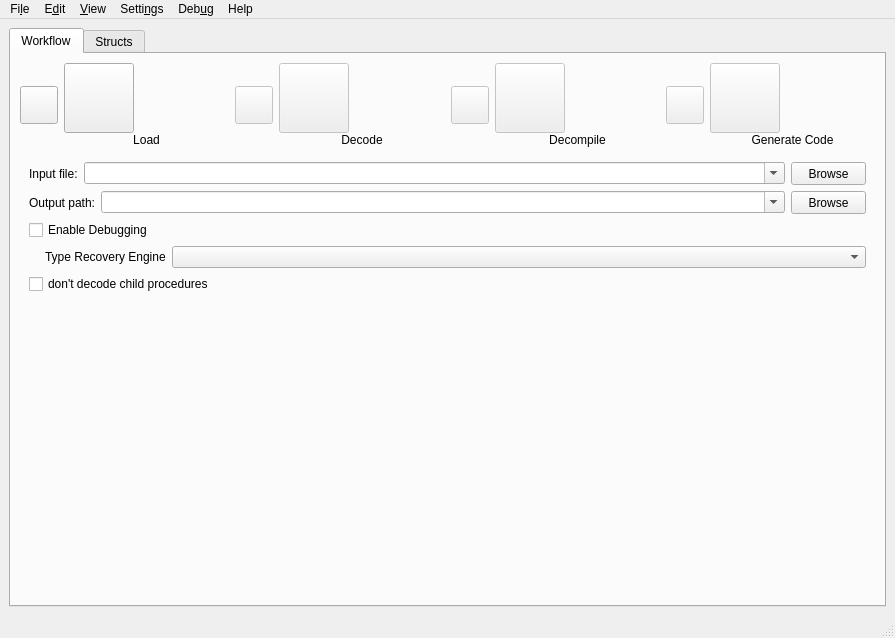
First picture: the form in src/boomerang-gui/MainWindow.ui, repository BoomerangDecompiler/boomerang, before the edit.
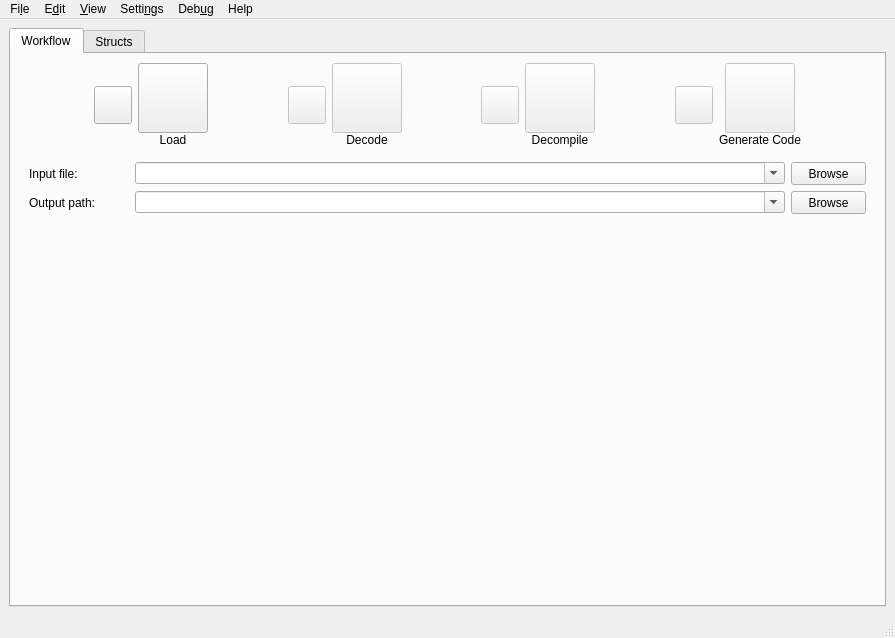
Second picture: the form after the edit. The open tabs and pages were chosen to show the change. Icons and pictures are not drawn.

Commit message: Name widgets in Main Window more consistently.

Diff of the .ui file:
```diff
--- a/src/boomerang-gui/MainWindow.ui
+++ b/src/boomerang-gui/MainWindow.ui
@@ -62,7 +62,7 @@
          <number>9</number>
         </property>
         <item>
-         <layout class="QVBoxLayout">
+         <layout class="QHBoxLayout" name="hLayout_workflow">
           <property name="spacing">
            <number>6</number>
           </property>
@@ -79,24 +79,20 @@
            <number>0</number>
           </property>
           <item>
-           <layout class="QHBoxLayout">
-            <property name="spacing">
-             <number>6</number>
+           <spacer name="horizontalSpacer">
+            <property name="orientation">
+             <enum>Qt::Horizontal</enum>
             </property>
-            <property name="leftMargin">
-             <number>0</number>
+            <property name="sizeHint" stdset="0">
+             <size>
+              <width>40</width>
+              <height>20</height>
+             </size>
             </property>
-            <property name="topMargin">
-             <number>0</number>
-            </property>
-            <property name="rightMargin">
-             <number>0</number>
-            </property>
-            <property name="bottomMargin">
-             <number>0</number>
-            </property>
+           </spacer>
+          </item>
             <item>
-             <widget class="QPushButton" name="toLoadButton">
+           <widget class="QPushButton" name="btnToLoad">
               <property name="sizePolicy">
                <sizepolicy hsizetype="Fixed" vsizetype="Fixed">
                 <horstretch>0</horstretch>
@@ -134,7 +130,7 @@
              </widget>
             </item>
             <item>
-             <layout class="QVBoxLayout">
+           <layout class="QVBoxLayout" name="vLayout_loadButton">
               <property name="spacing">
                <number>0</number>
               </property>
@@ -150,6 +146,8 @@
               <property name="bottomMargin">
                <number>0</number>
               </property>
+            <item>
+             <layout class="QHBoxLayout" name="hLayout_loadButton">
               <item>
                <widget class="QPushButton" name="loadButton">
                 <property name="enabled">
@@ -188,8 +186,10 @@
                 </property>
                </widget>
               </item>
+             </layout>
+            </item>
               <item>
-               <widget class="QLabel" name="label">
+             <widget class="QLabel" name="lbLoad">
                 <property name="text">
                  <string>Load</string>
                 </property>
@@ -201,7 +201,20 @@
              </layout>
             </item>
             <item>
-             <widget class="QPushButton" name="toDecodeButton">
+           <spacer name="horizontalSpacer_2">
+            <property name="orientation">
+             <enum>Qt::Horizontal</enum>
+            </property>
+            <property name="sizeHint" stdset="0">
+             <size>
+              <width>40</width>
+              <height>20</height>
+             </size>
+            </property>
+           </spacer>
+          </item>
+          <item>
+           <widget class="QPushButton" name="btnToDecode">
               <property name="enabled">
                <bool>false</bool>
               </property>
@@ -242,7 +255,7 @@
              </widget>
             </item>
             <item>
-             <layout class="QVBoxLayout">
+           <layout class="QVBoxLayout" name="vLayout_decodeButton">
               <property name="spacing">
                <number>0</number>
               </property>
@@ -258,6 +271,8 @@
               <property name="bottomMargin">
                <number>0</number>
               </property>
+            <item>
+             <layout class="QHBoxLayout" name="hLayout_decodeButton">
               <item>
                <widget class="QPushButton" name="decodeButton">
                 <property name="enabled">
@@ -296,8 +311,10 @@
                 </property>
                </widget>
               </item>
+             </layout>
+            </item>
               <item>
-               <widget class="QLabel" name="label_2">
+             <widget class="QLabel" name="lbDecode">
                 <property name="text">
                  <string>Decode</string>
                 </property>
@@ -309,7 +326,20 @@
              </layout>
             </item>
             <item>
-             <widget class="QPushButton" name="toDecompileButton">
+           <spacer name="horizontalSpacer_3">
+            <property name="orientation">
+             <enum>Qt::Horizontal</enum>
+            </property>
+            <property name="sizeHint" stdset="0">
+             <size>
+              <width>40</width>
+              <height>20</height>
+             </size>
+            </property>
+           </spacer>
+          </item>
+          <item>
+           <widget class="QPushButton" name="btnToDecompile">
               <property name="enabled">
                <bool>false</bool>
               </property>
@@ -344,7 +374,7 @@
              </widget>
             </item>
             <item>
-             <layout class="QVBoxLayout">
+           <layout class="QVBoxLayout" name="vLayout_decompileButton">
               <property name="spacing">
                <number>0</number>
               </property>
@@ -360,6 +390,8 @@
               <property name="bottomMargin">
                <number>0</number>
               </property>
+            <item>
+             <layout class="QHBoxLayout" name="hLayout_decompileButton">
               <item>
                <widget class="QPushButton" name="decompileButton">
                 <property name="enabled">
@@ -398,8 +430,10 @@
                 </property>
                </widget>
               </item>
+             </layout>
+            </item>
               <item>
-               <widget class="QLabel" name="label_3">
+             <widget class="QLabel" name="lbDecompile">
                 <property name="text">
                  <string>Decompile</string>
                 </property>
@@ -411,7 +445,20 @@
              </layout>
             </item>
             <item>
-             <widget class="QPushButton" name="toGenerateCodeButton">
+           <spacer name="horizontalSpacer_4">
+            <property name="orientation">
+             <enum>Qt::Horizontal</enum>
+            </property>
+            <property name="sizeHint" stdset="0">
+             <size>
+              <width>40</width>
+              <height>20</height>
+             </size>
+            </property>
+           </spacer>
+          </item>
+          <item>
+           <widget class="QPushButton" name="btnToGenerateCode">
               <property name="enabled">
                <bool>false</bool>
               </property>
@@ -452,7 +499,7 @@
              </widget>
             </item>
             <item>
-             <layout class="QVBoxLayout">
+           <layout class="QVBoxLayout" name="vLayout_generateCode">
               <property name="spacing">
                <number>0</number>
               </property>
@@ -468,6 +515,8 @@
               <property name="bottomMargin">
                <number>0</number>
               </property>
+            <item>
+             <layout class="QHBoxLayout" name="hLayout_generateCode">
               <item>
                <widget class="QPushButton" name="generateCodeButton">
                 <property name="enabled">
@@ -506,8 +555,10 @@
                 </property>
                </widget>
               </item>
+             </layout>
+            </item>
               <item>
-               <widget class="QLabel" name="label_4">
+             <widget class="QLabel" name="lbGenerateCode">
                 <property name="text">
                  <string>Generate Code</string>
                 </property>
@@ -521,7 +572,18 @@
               </item>
              </layout>
             </item>
-           </layout>
+          <item>
+           <spacer name="horizontalSpacer_5">
+            <property name="orientation">
+             <enum>Qt::Horizontal</enum>
+            </property>
+            <property name="sizeHint" stdset="0">
+             <size>
+              <width>40</width>
+              <height>20</height>
+             </size>
+            </property>
+           </spacer>
           </item>
          </layout>
         </item>
@@ -533,7 +595,7 @@
           <widget class="QWidget" name="start">
            <layout class="QVBoxLayout" name="verticalLayout">
             <item>
-             <layout class="QHBoxLayout">
+             <layout class="QHBoxLayout" name="hLayout_inputFile">
               <property name="spacing">
                <number>6</number>
               </property>
@@ -550,7 +612,19 @@
                <number>0</number>
               </property>
               <item>
-               <widget class="QLabel" name="label_5">
+               <widget class="QLabel" name="lbInputFile">
+                <property name="sizePolicy">
+                 <sizepolicy hsizetype="Minimum" vsizetype="Preferred">
+                  <horstretch>0</horstretch>
+                  <verstretch>0</verstretch>
+                 </sizepolicy>
+                </property>
+                <property name="minimumSize">
+                 <size>
+                  <width>100</width>
+                  <height>0</height>
+                 </size>
+                </property>
                 <property name="text">
                  <string>Input file:</string>
                 </property>
@@ -591,7 +665,7 @@
              </layout>
             </item>
             <item>
-             <layout class="QHBoxLayout">
+             <layout class="QHBoxLayout" name="hLayout_outputPath">
               <property name="spacing">
                <number>6</number>
               </property>
@@ -608,7 +682,19 @@
                <number>0</number>
               </property>
               <item>
-               <widget class="QLabel" name="label_8">
+               <widget class="QLabel" name="lbOutputPath">
+                <property name="sizePolicy">
+                 <sizepolicy hsizetype="Minimum" vsizetype="Preferred">
+                  <horstretch>0</horstretch>
+                  <verstretch>0</verstretch>
+                 </sizepolicy>
+                </property>
+                <property name="minimumSize">
+                 <size>
+                  <width>100</width>
+                  <height>0</height>
+                 </size>
+                </property>
                 <property name="text">
                  <string>Output path:</string>
                 </property>
@@ -648,63 +734,6 @@
               </item>
              </layout>
             </item>
-            <item>
-             <widget class="QCheckBox" name="enableDebugCheckBox">
-              <property name="text">
-               <string>Enable Debugging</string>
-              </property>
-             </widget>
-            </item>
-            <item>
-             <layout class="QHBoxLayout" name="horizontalLayout">
-              <item>
-               <spacer name="horizontalSpacer">
-                <property name="orientation">
-                 <enum>Qt::Horizontal</enum>
-                </property>
-                <property name="sizeType">
-                 <enum>QSizePolicy::Fixed</enum>
-                </property>
-                <property name="sizeHint" stdset="0">
-                 <size>
-                  <width>16</width>
-                  <height>20</height>
-                 </size>
-                </property>
-               </spacer>
-              </item>
-              <item>
-               <widget class="QLabel" name="label_15">
-                <property name="sizePolicy">
-                 <sizepolicy hsizetype="Minimum" vsizetype="Preferred">
-                  <horstretch>0</horstretch>
-                  <verstretch>0</verstretch>
-                 </sizepolicy>
-                </property>
-                <property name="text">
-                 <string>Type Recovery Engine</string>
-                </property>
-               </widget>
-              </item>
-              <item>
-               <widget class="QComboBox" name="cmb_typeRecoveryEngine">
-                <property name="sizePolicy">
-                 <sizepolicy hsizetype="Expanding" vsizetype="Fixed">
-                  <horstretch>0</horstretch>
-                  <verstretch>0</verstretch>
-                 </sizepolicy>
-                </property>
-               </widget>
-              </item>
-             </layout>
-            </item>
-            <item>
-             <widget class="QCheckBox" name="enableNoDecodeChildren">
-              <property name="text">
-               <string>don't decode child procedures</string>
-              </property>
-             </widget>
-            </item>
             <item>
              <spacer>
               <property name="orientation">
```
Left out of the diff: 196 changed lines with no effect on the pictures. Lines whose indentation alone changed are shown as unchanged. The commit also changes 3 other files.
